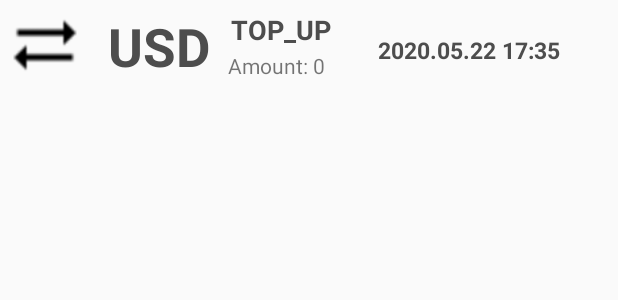
After one commit to IvanKavaliou/easyexchangemobile, an Android app: the layout transactions_list.xml on its own in the app's theme, with its tools: preview values and no code run, on a phone screen of 412 x 824 dp. The commit adds this screen. Shown: the top 300 px of the screen. Run offline under Robolectric (Android 15) with nearby library versions, the phone set to English and light mode, and no system bars; network calls fail.

Commit message:
Add Transactions List

```diff
--- a/app/src/main/java/kavaliou/ivan/net/easyexchangemobile/model/Transaction.java
+++ b/app/src/main/java/kavaliou/ivan/net/easyexchangemobile/model/Transaction.java
@@ -11,10 +11,9 @@ import lombok.Data;
 @Data
 @Builder
 public class Transaction implements Serializable {
-
     private Integer id;
     private Account account;
     private BigDecimal value;
     private TransactionType transaction;
-    private Date date = new Date();
+    private Date date;
 }
--- /dev/null
+++ b/app/src/main/res/layout/transactions_list.xml
@@ -0,0 +1,61 @@
+<?xml version="1.0" encoding="utf-8"?>
+<LinearLayout xmlns:android="http://schemas.android.com/apk/res/android"
+    android:layout_width="match_parent"
+    android:layout_height="match_parent"
+    android:orientation="horizontal" >
+
+    <ImageView
+        android:id="@+id/icon"
+        android:layout_width="60dp"
+        android:layout_height="60dp"
+        android:padding="5dp"
+        android:src="@drawable/ic_transactions"/>
+
+    <TextView
+        android:id="@+id/textAccountCurrency"
+        android:layout_width="wrap_content"
+        android:layout_height="wrap_content"
+        android:text="USD"
+        android:textStyle="bold"
+        android:textAppearance="?android:attr/textAppearanceMedium"
+        android:textSize="35dp"
+        android:layout_marginLeft="10dp"
+        android:layout_marginTop="5dp"
+        android:padding="2dp"
+        android:textColor="#4d4d4d" />
+
+    <LinearLayout android:layout_width="wrap_content"
+        android:layout_height="wrap_content"
+        android:orientation="vertical">
+
+        <TextView
+            android:id="@+id/textTransactionType"
+            android:layout_width="wrap_content"
+            android:layout_height="wrap_content"
+            android:text="TOP_UP"
+            android:textStyle="bold"
+            android:textAppearance="?android:attr/textAppearanceMedium"
+            android:layout_marginLeft="10dp"
+            android:layout_marginTop="5dp"
+            android:padding="2dp"
+            android:textColor="#4d4d4d" />
+        <TextView
+            android:id="@+id/textAmount"
+            android:layout_width="100dp"
+            android:layout_height="wrap_content"
+            android:text="Amount: 0"
+            android:layout_marginLeft="10dp"/>
+    </LinearLayout>
+
+    <TextView
+        android:id="@+id/textDate"
+        android:layout_width="wrap_content"
+        android:layout_height="wrap_content"
+        android:text="2020.05.22 17:35"
+        android:textStyle="bold"
+        android:textAppearance="?android:attr/textAppearanceMedium"
+        android:textSize="15dp"
+        android:layout_marginLeft="0dp"
+        android:textColor="#4d4d4d" />
+
+</LinearLayout>
```
Also changed, not shown: app/src/main/java/kavaliou/ivan/net/easyexchangemobile/Adapters/TransactionsListAdapter.java (added, +69 -0 lines), app/src/main/java/kavaliou/ivan/net/easyexchangemobile/MainActivity.java (+16 -2 lines), app/src/main/res/layout/content_main.xml (+8 -2 lines), app/src/main/res/drawable/ee_logo.png (added), app/src/main/res/drawable/ic_accounts.png (added), app/src/main/res/drawable/ic_currency.png (added), app/src/main/res/drawable/ic_currency_rates.png (added), app/src/main/res/drawable/ic_logoff.png (added), app/src/main/res/drawable/ic_top_up.png (added), app/src/main/res/drawable/ic_transactions.png (added).
